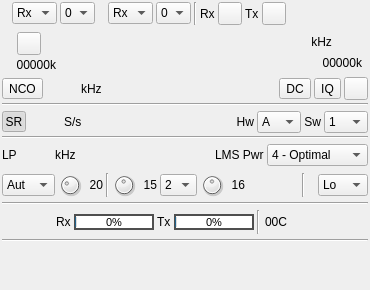
The window that plugins/samplemimo/xtrxmimo/xtrxmimogui.ui (f4exb/sdrangel) describes before a commit, drawn with Qt 5.
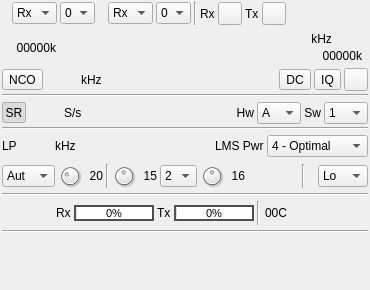
The same window after the commit. Icons and pictures are not drawn. Custom widgets are drawn as their Qt base class.

Commit message: XTRX MIMO: removed IQ record feature

What changed in the file:
```diff
--- a/plugins/samplemimo/xtrxmimo/xtrxmimogui.ui
+++ b/plugins/samplemimo/xtrxmimo/xtrxmimogui.ui
@@ -257,29 +257,6 @@
       <number>4</number>
      </property>
      <item>
-      <layout class="QVBoxLayout" name="freqLeftLayout">
-       <item>
-        <layout class="QHBoxLayout" name="freqLeftTopLayout">
-         <item>
-          <widget class="ButtonSwitch" name="record">
-           <property name="toolTip">
-            <string>Left: toggle record I/Q samples from device - Right: select output file</string>
-           </property>
-           <property name="text">
-            <string/>
-           </property>
-           <property name="icon">
-            <iconset resource="../../../sdrgui/resources/res.qrc">
-             <normaloff>:/record_off.png</normaloff>
-             <normalon>:/record_on.png</normalon>:/record_off.png</iconset>
-           </property>
-          </widget>
-         </item>
-        </layout>
-       </item>
-       <item>
-        <layout class="QHBoxLayout" name="freqLeftBotLayout">
-         <item>
           <widget class="QLabel" name="adcRateLabel">
            <property name="minimumSize">
             <size>
@@ -297,10 +274,6 @@
             <set>Qt::AlignRight|Qt::AlignTrailing|Qt::AlignVCenter</set>
            </property>
           </widget>
-         </item>
-        </layout>
-       </item>
-      </layout>
      </item>
      <item>
       <spacer name="freqLeftSpacer">
```
Lines whose indentation alone changed are shown as unchanged. The commit also changes 8 other files.
